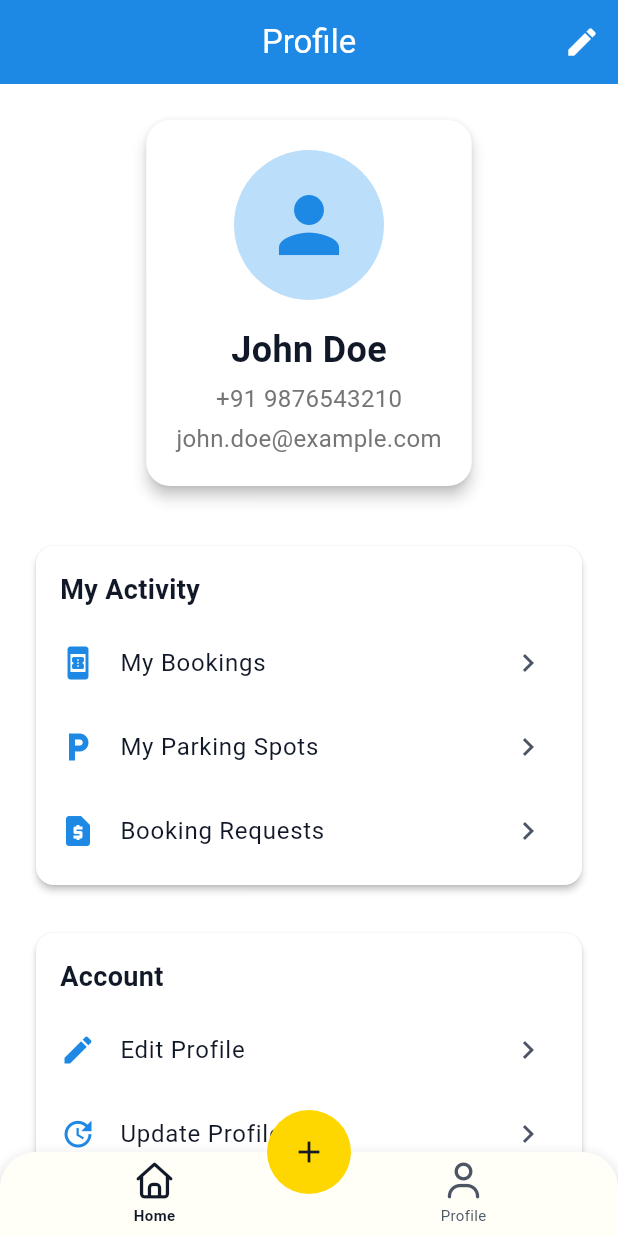
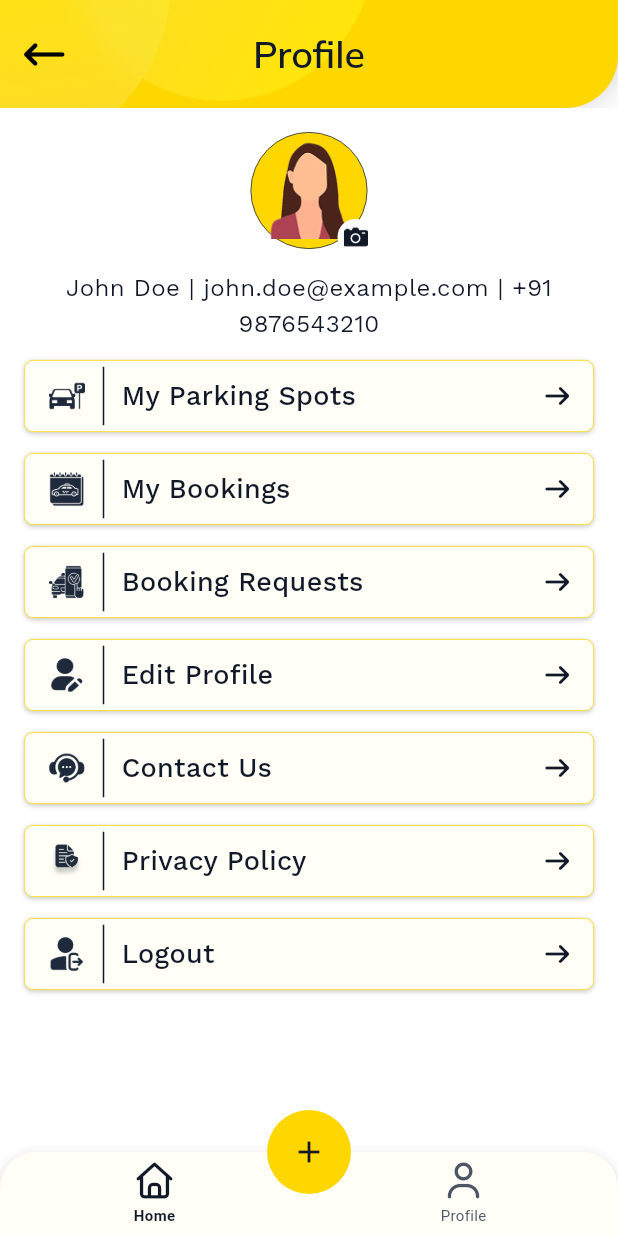
Before and after one commit to Pulkit0001/zavona_flutter_app, a Flutter app: the ProfilePage screen opened by its route, on a phone screen of 412 x 824 dp. Run offline on Flutter 3.47's test engine with Material 3 defaults, Android fonts, the phone set to English and light mode, and no system bars; drawn by our look-alikes of animated_bottom_navigation_bar; our stand-ins replace app_links, dartz, dio, easy_stepper, firebase_core, firebase_crashlytics and 16 more; accounts and stored records are empty; network calls fail.

Commit message:
profile section ui changes

```diff
--- a/lib/core/router/app_router.dart
+++ b/lib/core/router/app_router.dart
@@ -9,7 +9,7 @@ import '../../presentation/booking/pages/booking_requests_page.dart';
 import '../../presentation/booking/pages/my_bookings_page.dart';
 import '../../presentation/dashboard/pages/dashboard_page.dart';
 import '../../presentation/home/pages/home_page.dart';
-import '../../presentation/booking/pages/profile_page.dart';
+import '../../presentation/profile/pages/profile_page.dart';
 import '../../presentation/parking/pages/parking_create_page.dart';
 import '../../presentation/parking/pages/my_parking_spots_page.dart';
 import '../../presentation/parking/pages/update_parking_space_page.dart';
@@ -18,11 +18,11 @@ import '../../presentation/profile/pages/update_profile_page.dart';
 import 'route_names.dart';
 
 class AppRouter {
-  static final _rootNavigatorKey = GlobalKey<NavigatorState>();
-  static final _shellNavigatorKey = GlobalKey<NavigatorState>();
+  static final rootNavigatorKey = GlobalKey<NavigatorState>();
+  static final shellNavigatorKey = GlobalKey<NavigatorState>();
 
   static final GoRouter router = GoRouter(
-    navigatorKey: _rootNavigatorKey,
+    navigatorKey: rootNavigatorKey,
     initialLocation: RouteNames.splash,
     routes: [
       // Splash route
@@ -54,7 +54,7 @@ class AppRouter {
 
       // Dashboard with nested routes
       ShellRoute(
-        navigatorKey: _shellNavigatorKey,
+        navigatorKey: shellNavigatorKey,
         builder: (context, state, child) => DashboardPage(child: child),
         routes: [
           GoRoute(
--- a/lib/presentation/auth/pages/otp_verification_screen.dart
+++ b/lib/presentation/auth/pages/otp_verification_screen.dart
@@ -54,7 +54,7 @@ class _OtpVerificationScreenState extends State<OtpVerificationScreen>
   void _submitOtp() {
     if (otpController.text.length == 6) {
       // Simulate OTP verification success
-     context.goNamed(RouteNames.parkingCreate);
+      context.goNamed(RouteNames.dashboard);
     } else {
       // Show error if OTP is not valid
       MessageUtils.showErrorMessage('Please enter a valid 6-digit OTP');
--- a/lib/presentation/booking/pages/profile_page.dart
+++ /dev/null
@@ -1,245 +0,0 @@
-import 'package:flutter/material.dart';
-import 'package:go_router/go_router.dart';
-import '../../../core/router/route_names.dart';
-
-class ProfilePage extends StatelessWidget {
-  const ProfilePage({super.key});
-
-  @override
-  Widget build(BuildContext context) {
-    return Scaffold(
-      appBar: AppBar(
-        title: const Text('Profile'),
-        backgroundColor: Colors.blue.shade600,
-        foregroundColor: Colors.white,
-        actions: [
-          IconButton(
-            icon: const Icon(Icons.edit),
-            onPressed: () => context.pushNamed(RouteNames.editProfile),
-          ),
-        ],
-      ),
-      body: SingleChildScrollView(
-        padding: const EdgeInsets.all(16.0),
-        child: Column(
-          children: [
-            // Profile Header
-            Card(
-              elevation: 4,
-              shape: RoundedRectangleBorder(
-                borderRadius: BorderRadius.circular(16),
-              ),
-              child: Padding(
-                padding: const EdgeInsets.all(20),
-                child: Column(
-                  children: [
-                    CircleAvatar(
-                      radius: 50,
-                      backgroundColor: Colors.blue.shade100,
-                      child: Icon(
-                        Icons.person,
-                        size: 60,
-                        color: Colors.blue.shade600,
-                      ),
-                    ),
-                    const SizedBox(height: 16),
-                    const Text(
-                      'John Doe',
-                      style: TextStyle(
-                        fontSize: 24,
-                        fontWeight: FontWeight.bold,
-                      ),
-                    ),
-                    const SizedBox(height: 4),
-                    Text(
-                      '+91 9876543210',
-                      style: TextStyle(
-                        fontSize: 16,
-                        color: Colors.grey.shade600,
-                      ),
-                    ),
-                    const SizedBox(height: 4),
-                    Text(
-                      'john.doe@example.com',
-                      style: TextStyle(
-                        fontSize: 16,
-                        color: Colors.grey.shade600,
-                      ),
-                    ),
-                  ],
-                ),
-              ),
-            ),
-
-            const SizedBox(height: 24),
-
-            // Menu Options
-            _buildMenuSection(context, 'My Activity', [
-              _MenuOption(
-                'My Bookings',
-                Icons.book_online,
-                () => context.pushNamed(RouteNames.myBookings),
-              ),
-              _MenuOption(
-                'My Parking Spots',
-                Icons.local_parking,
-                () => context.pushNamed(RouteNames.myParkingSpots),
-              ),
-              _MenuOption(
-                'Booking Requests',
-                Icons.request_page,
-                () => context.pushNamed(RouteNames.bookingRequests),
-              ),
-            ]),
-
-            const SizedBox(height: 16),
-
-            _buildMenuSection(context, 'Account', [
-              _MenuOption(
-                'Edit Profile',
-                Icons.edit,
-                () => context.pushNamed(RouteNames.editProfile),
-              ),
-              _MenuOption(
-                'Update Profile',
-                Icons.update,
-                () => context.pushNamed(RouteNames.updateProfile),
-              ),
-              _MenuOption('Notifications', Icons.notifications, () {
-                // TODO: Implement notifications settings
-                ScaffoldMessenger.of(context).showSnackBar(
-                  const SnackBar(
-                    content: Text('Notifications settings coming soon!'),
-                  ),
-                );
-              }),
-            ]),
-
-            const SizedBox(height: 16),
-
-            _buildMenuSection(context, 'Support', [
-              _MenuOption('Help & Support', Icons.help, () {
-                // TODO: Implement help & support
-                ScaffoldMessenger.of(context).showSnackBar(
-                  const SnackBar(content: Text('Help & Support coming soon!')),
-                );
-              }),
-              _MenuOption('Terms & Conditions', Icons.description, () {
-                // TODO: Implement terms & conditions
-                ScaffoldMessenger.of(context).showSnackBar(
-                  const SnackBar(
-                    content: Text('Terms & Conditions coming soon!'),
-                  ),
-                );
-              }),
-              _MenuOption('Privacy Policy', Icons.privacy_tip, () {
-                // TODO: Implement privacy policy
-                ScaffoldMessenger.of(context).showSnackBar(
-                  const SnackBar(content: Text('Privacy Policy coming soon!')),
-                );
-              }),
-            ]),
-
-            const SizedBox(height: 24),
-
-            // Logout Button
-            SizedBox(
-              width: double.infinity,
-              child: ElevatedButton(
-                onPressed: () {
-                  _showLogoutDialog(context);
-                },
-                style: ElevatedButton.styleFrom(
-                  backgroundColor: Colors.red.shade600,
-                  foregroundColor: Colors.white,
-                  padding: const EdgeInsets.symmetric(vertical: 16),
-                  shape: RoundedRectangleBorder(
-                    borderRadius: BorderRadius.circular(12),
-                  ),
-                ),
-                child: const Text(
-                  'Logout',
-                  style: TextStyle(fontSize: 16, fontWeight: FontWeight.w600),
-                ),
-              ),
-            ),
-          ],
-        ),
-      ),
-    );
-  }
-
-  Widget _buildMenuSection(
-    BuildContext context,
-    String title,
-    List<_MenuOption> options,
-  ) {
-    return Card(
-      elevation: 2,
-      shape: RoundedRectangleBorder(borderRadius: BorderRadius.circular(12)),
-      child: Padding(
-        padding: const EdgeInsets.symmetric(vertical: 8),
-        child: Column(
-          crossAxisAlignment: CrossAxisAlignment.start,
-          children: [
-            Padding(
-              padding: const EdgeInsets.symmetric(horizontal: 16, vertical: 8),
-              child: Text(
-                title,
-                style: const TextStyle(
-                  fontSize: 18,
-                  fontWeight: FontWeight.bold,
-                ),
-              ),
-            ),
-            ...options.map(
-              (option) => ListTile(
-                leading: Icon(option.icon, color: Colors.blue.shade600),
-                title: Text(option.title),
-                trailing: const Icon(Icons.chevron_right),
-                onTap: option.onTap,
-              ),
-            ),
-          ],
-        ),
-      ),
-    );
-  }
-
-  void _showLogoutDialog(BuildContext context) {
-    showDialog(
-      context: context,
-      builder: (BuildContext context) {
-        return AlertDialog(
-          title: const Text('Logout'),
-          content: const Text('Are you sure you want to logout?'),
-          actions: [
-            TextButton(
-              onPressed: () => Navigator.of(context).pop(),
-              child: const Text('Cancel'),
-            ),
-            TextButton(
-              onPressed: () {
-                Navigator.of(context).pop();
-                // TODO: Implement actual logout logic
-                context.goNamed(RouteNames.mobileEmail);
-              },
-              child: Text(
-                'Logout',
-                style: TextStyle(color: Colors.red.shade600),
-              ),
-            ),
-          ],
-        );
-      },
-    );
-  }
-}
-
-class _MenuOption {
-  final String title;
-  final IconData icon;
-  final VoidCallback onTap;
-
-  _MenuOption(this.title, this.icon, this.onTap);
-}
--- a/lib/presentation/common/widgets/custom_icons.dart
+++ b/lib/presentation/common/widgets/custom_icons.dart
@@ -20,6 +20,17 @@ abstract class CustomIcons {
   static const String _kSellIcon = 'assets/vectors/sell_vector.png';
 
   static const String _kCameraIcon = 'assets/vectors/camera_vector.png';
+
+  static const String _kLogoutIcon = 'assets/vectors/logout_vector.png';
+  static const String _kBookingRequestsIcon =
+      'assets/vectors/booking_requests_vector.png';
+  static const String _kBookingsIcon = 'assets/vectors/bookings_vector.png';
+  static const String _kCustomerSupportIcon =
+      'assets/vectors/customer_support_vector.png';
+  static const String _kEditProfileIcon =
+      'assets/vectors/edit_profile_vector.png';
+  static const String _kPrivacyPolicyIcon =
+      'assets/vectors/privacy_policy_vector.png';
 
   static Widget checkIcon([double? height, double? width]) =>
       Image.asset(_kCheckIcon, height: height ?? 24, width: width ?? 24);
@@ -62,4 +73,34 @@ abstract class CustomIcons {
 
   static Widget cameraIcon([double? height, double? width]) =>
       Image.asset(_kCameraIcon, height: height ?? 24, width: width ?? 24);
+
+  static Widget logoutIcon([double? height, double? width]) =>
+      Image.asset(_kLogoutIcon, height: height ?? 24, width: width ?? 24);
+
+  static Widget bookingRequestsIcon([double? height, double? width]) =>
+      Image.asset(
+        _kBookingRequestsIcon,
+        height: height ?? 24,
+        width: width ?? 24,
+      );
+
+  static Widget bookingsIcon([double? height, double? width]) =>
+      Image.asset(_kBookingsIcon, height: height ?? 24, width: width ?? 24);
+
+  static Widget customerSupportIcon([double? height, double? width]) =>
+      Image.asset(
+        _kCustomerSupportIcon,
+        height: height ?? 24,
+        width: width ?? 24,
+      );
+
+  static Widget editProfileIcon([double? height, double? width]) =>
+      Image.asset(_kEditProfileIcon, height: height ?? 24, width: width ?? 24);
+
+  static Widget privacyPolicyIcon([double? height, double? width]) =>
+      Image.asset(
+        _kPrivacyPolicyIcon,
+        height: height ?? 24,
+        width: width ?? 24,
+      );
 }
--- a/lib/presentation/dashboard/pages/dashboard_page.dart
+++ b/lib/presentation/dashboard/pages/dashboard_page.dart
@@ -1,6 +1,7 @@
 import 'package:flutter/material.dart';
 import 'package:font_awesome_flutter/font_awesome_flutter.dart';
 import 'package:go_router/go_router.dart';
+import 'package:zavona_flutter_app/core/router/app_router.dart';
 import 'package:zavona_flutter_app/presentation/dashboard/widgets/center_action_bottom_bar.dart';
 import 'package:zavona_flutter_app/presentation/home/pages/home_page.dart';
 import 'package:zavona_flutter_app/res/values/app_colors.dart';
@@ -28,12 +29,6 @@ class _DashboardPageState extends State<DashboardPage> {
         context.goNamed(RouteNames.home);
         break;
       case 1:
-        context.pushNamed(RouteNames.parkingCreate);
-        break;
-      case 2:
-        context.pushNamed(RouteNames.myBookings);
-        break;
-      case 3:
         context.goNamed(RouteNames.profile);
         break;
     }
@@ -53,7 +48,7 @@ class _DashboardPageState extends State<DashboardPage> {
                 borderRadius: BorderRadius.circular(50.0),
               ),
               onPressed: () {
-                _onItemTapped(1);
+               context.goNamed(RouteNames.parkingCreate);
               },
               backgroundColor: Color(0xffFFD700),
               child: const Icon(Icons.add, color: AppColors.secondaryDarkBlue),
--- /dev/null
+++ b/lib/presentation/profile/pages/profile_page.dart
@@ -0,0 +1,198 @@
+import 'package:flutter/material.dart';
+import 'package:font_awesome_flutter/font_awesome_flutter.dart';
+import 'package:go_router/go_router.dart';
+import 'package:google_fonts/google_fonts.dart' show GoogleFonts;
+import 'package:zavona_flutter_app/core/presentation/utils/theme_utils.dart';
+import 'package:zavona_flutter_app/presentation/common/widgets/confirmation_dailog.dart';
+import 'package:zavona_flutter_app/presentation/common/widgets/custom_app_bar.dart';
+import 'package:zavona_flutter_app/presentation/common/widgets/custom_icons.dart';
+import '../../../core/router/route_names.dart';
+
+class ProfilePage extends StatelessWidget {
+  const ProfilePage({super.key});
+
+  @override
+  Widget build(BuildContext context) {
+    return Scaffold(
+      appBar: CustomAppBar(title: "Profile"),
+      body: Column(
+        children: [
+          const SizedBox(height: 16),
+          Column(
+            children: [
+              Stack(
+                clipBehavior: Clip.none,
+                children: [
+                  Container(
+                    height: 78,
+                    width: 78,
+                    decoration: BoxDecoration(
+                      color: context.primaryColor,
+                      shape: BoxShape.circle,
+                      border: Border.all(
+                        color: context.onSurfaceColor,
+                        width: 0.5,
+                      ),
+                    ),
+                    child: Image.asset('assets/images/dummy_avatar.png'),
+                  ),
+                  Positioned(
+                    bottom: -4,
+                    right: -4,
+                    child: Container(
+                      height: 24,
+                      width: 24,
+                      padding: EdgeInsets.all(4),
+                      decoration: BoxDecoration(
+                        color: context.surfaceColor,
+                        shape: BoxShape.circle,
+                      ),
+                      child: CustomIcons.cameraIcon(20, 20),
+                    ),
+                  ),
+                ],
+              ),
+              const SizedBox(height: 14),
+              Padding(
+                padding: const EdgeInsets.symmetric(horizontal: 36.0),
+                child: Text(
+                  'John Doe | john.doe@example.com | +91 9876543210',
+                  textAlign: TextAlign.center,
+                  style: GoogleFonts.workSans(
+                    fontSize: 16,
+                    height: 1.5,
+                    color: context.onSurfaceColor,
+                    fontWeight: FontWeight.w400,
+                  ),
+                ),
+              ),
+            ],
+          ),
+          const SizedBox(height: 12),
+          Expanded(
+            child: SingleChildScrollView(
+              padding: EdgeInsets.symmetric(horizontal: 16),
+              child: Column(
+                children: [
+                  ProfileMenuItem(
+                    label: 'My Parking Spots',
+                    leadingIcon: CustomIcons.parkingIcon(),
+                    onTap: () {},
+                  ),
+                  SizedBox(height: 14),
+                  ProfileMenuItem(
+                    label: 'My Bookings',
+                    leadingIcon: CustomIcons.bookingsIcon(),
+                    onTap: () {},
+                  ),
+                  SizedBox(height: 14),
+                  ProfileMenuItem(
+                    label: 'Booking Requests',
+                    leadingIcon: CustomIcons.bookingRequestsIcon(),
+                    onTap: () {},
+                  ),
+                  SizedBox(height: 14),
+                  ProfileMenuItem(
+                    label: 'Edit Profile',
+                    leadingIcon: CustomIcons.editProfileIcon(),
+                    onTap: () {},
+                  ),
+                  SizedBox(height: 14),
+                  ProfileMenuItem(
+                    label: 'Contact Us',
+                    leadingIcon: CustomIcons.customerSupportIcon(),
+                    onTap: () {},
+                  ),
+                  SizedBox(height: 14),
+                  ProfileMenuItem(
+                    label: 'Privacy Policy',
+                    leadingIcon: CustomIcons.privacyPolicyIcon(),
+                    onTap: () {},
+                  ),
+                  SizedBox(height: 14),
+                  ProfileMenuItem(
+                    label: 'Logout',
+                    leadingIcon: CustomIcons.logoutIcon(),
+                    onTap: () async {
+                      var res = await showDialog(
+                        context: context,
+                        builder: (_) => ConfirmationDialog(
+                          confirmationMessage:
+                              "Are you sure you want to logout?",
+                        ),
+                      );
+                      if (res ?? false) {
+                        context.goNamed(RouteNames.mobileEmail);
+                      }
+                    },
+                  ),
+                ],
+              ),
+            ),
+          ),
+        ],
+      ),
+    );
+  }
+}
+
+class ProfileMenuItem extends StatelessWidget {
+  const ProfileMenuItem({
+    super.key,
+    required this.label,
+    required this.leadingIcon,
+    required this.onTap,
+  });
+
+  final String label;
+  final Widget leadingIcon;
+  final VoidCallback onTap;
+
+  @override
+  Widget build(BuildContext context) {
+    return InkWell(
+      onTap: onTap,
+      child: Container(
+        height: 48,
+        padding: EdgeInsets.symmetric(vertical: 4, horizontal: 16),
+        decoration: BoxDecoration(
+          color: Color(0xfffffff8),
+          borderRadius: BorderRadius.circular(6),
+          border: Border.all(color: context.primaryColor, width: 0.5),
+          boxShadow: [
+            BoxShadow(
+              color: Colors.black.withValues(alpha: 0.2),
+              blurRadius: 2,
+              spreadRadius: 0,
+              offset: Offset(0, 1),
+            ),
+          ],
+        ),
+        child: Row(
+          children: [
+            leadingIcon,
+            SizedBox(width: 12),
+            VerticalDivider(color: context.onSurfaceColor, width: 0.5),
+            SizedBox(width: 12),
+            Flexible(
+              fit: FlexFit.tight,
+              child: Text(
+                label,
+                style: GoogleFonts.workSans(
+                  fontSize: 18,
+                  fontWeight: FontWeight.w500,
+                  color: context.onSurfaceColor,
+                ),
+              ),
+            ),
+            FaIcon(
+              FontAwesomeIcons.arrowRight,
+              color: context.onSurfaceColor,
+              size: 16,
+            ),
+          ],
+        ),
+      ),
+    );
+  }
+}
```
Also changed, not shown: assets/vectors/booking_requests_vector.png (added), assets/vectors/bookings_vector.png (added), assets/vectors/customer_support_vector.png (added), assets/vectors/edit_profile_vector.png (added), assets/vectors/logout_vector.png (added), assets/vectors/privacy_policy_vector.png (added).
